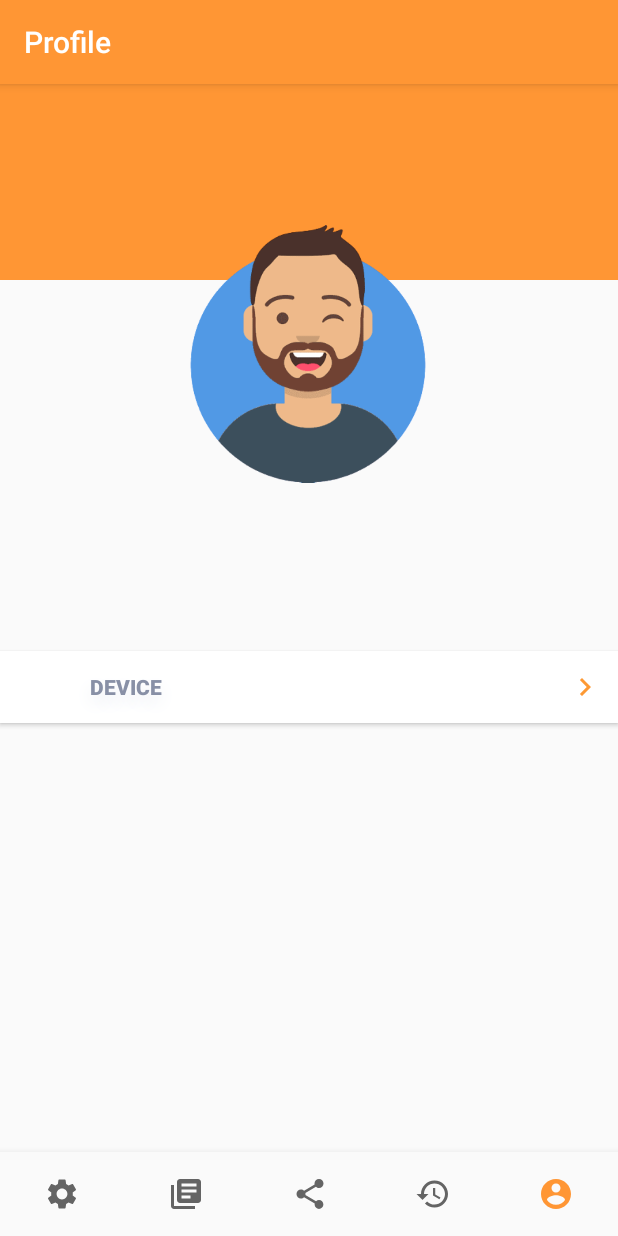
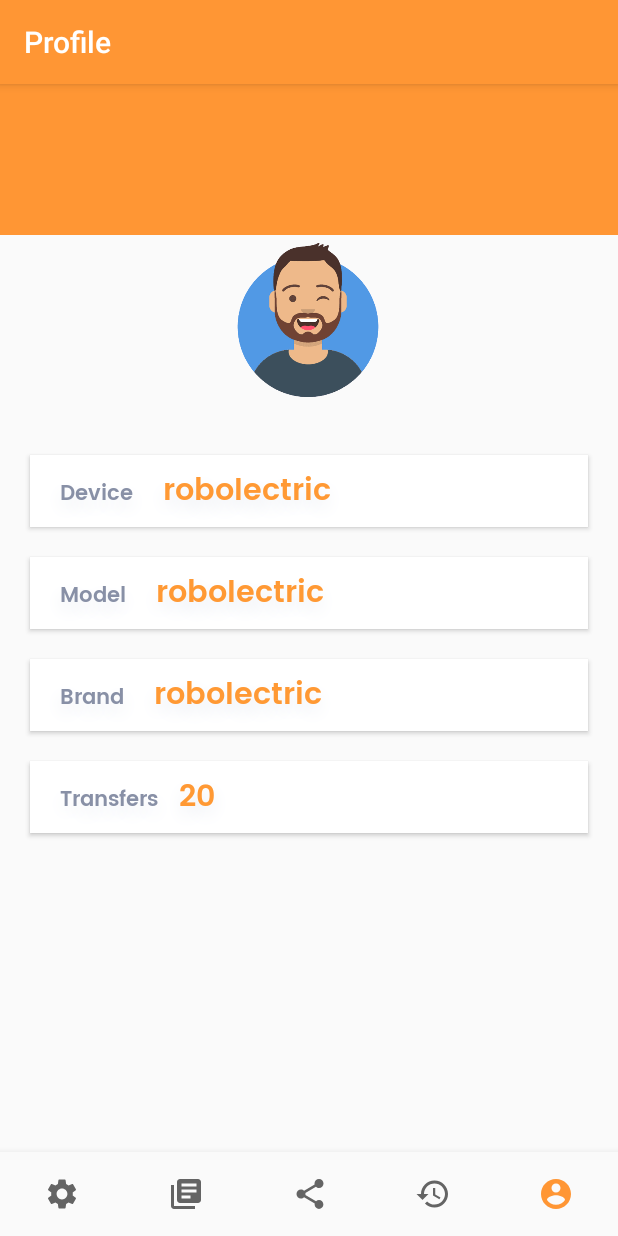
Before and after one commit to Tarlochan5268/INShareApp, an Android app: the ProfileFragment screen opened through its navigation route, on a phone screen of 412 x 824 dp. Run offline under Robolectric (Android 15) with nearby library versions, the light colour scheme and no system bars; our stand-ins replace navigation-ui.

Commit message:
profile screen code added .. Profile screen working

```diff
--- a/app/src/main/java/com/tarlochan/inshareapp/ui/dashboard/DashboardViewModel.kt
+++ b/app/src/main/java/com/tarlochan/inshareapp/ui/dashboard/DashboardViewModel.kt
@@ -7,7 +7,7 @@ import androidx.lifecycle.ViewModel
 class DashboardViewModel : ViewModel() {
 
     private val _text = MutableLiveData<String>().apply {
-        value = "This is dashboard Fragment"
+        value = "This is Dashboard"
     }
     val text: LiveData<String> = _text
 }
--- a/app/src/main/java/com/tarlochan/inshareapp/ui/profile/ProfileFragment.kt
+++ b/app/src/main/java/com/tarlochan/inshareapp/ui/profile/ProfileFragment.kt
@@ -1,9 +1,17 @@
 package com.tarlochan.inshareapp.ui.profile
 
+import android.graphics.Color
 import android.os.Bundle
+import android.text.Spannable
+import android.text.SpannableString
+import android.text.Spanned
+import android.text.style.AbsoluteSizeSpan
+import android.text.style.ForegroundColorSpan
+import android.util.Log
 import android.view.LayoutInflater
 import android.view.View
 import android.view.ViewGroup
+import android.widget.Button
 import android.widget.TextView
 import androidx.fragment.app.Fragment
 import androidx.lifecycle.Observer
@@ -11,17 +19,37 @@ import androidx.lifecycle.ViewModelProviders
 import com.tarlochan.inshareapp.R
 
 class ProfileFragment : Fragment() {
-
-    private lateinit var profileViewModel: ProfileViewModel
-
     override fun onCreateView(
             inflater: LayoutInflater,
             container: ViewGroup?,
             savedInstanceState: Bundle?
     ): View? {
-        profileViewModel =
-                ViewModelProviders.of(this).get(ProfileViewModel::class.java)
         val root = inflater.inflate(R.layout.fragment_profile, container, false)
+
+        val btnDevice: Button = root.findViewById(R.id.btnDevice)
+        val deviceSpannableText = SpannableString("Device     "+android.os.Build.DEVICE)
+        deviceSpannableText.setSpan(ForegroundColorSpan(Color.rgb(255,153,52)), 11, deviceSpannableText.length, Spannable.SPAN_INCLUSIVE_INCLUSIVE)
+        deviceSpannableText.setSpan(AbsoluteSizeSpan(20, true), 11, deviceSpannableText.length, Spanned.SPAN_INCLUSIVE_INCLUSIVE)
+        btnDevice.setText(deviceSpannableText)
+
+        val btnModel: Button = root.findViewById(R.id.btnModel)
+        val modelSpannableText = SpannableString("Model     "+android.os.Build.MODEL)
+        modelSpannableText.setSpan(ForegroundColorSpan(Color.rgb(255,153,52)), 10, modelSpannableText.length, Spannable.SPAN_INCLUSIVE_INCLUSIVE)
+        modelSpannableText.setSpan(AbsoluteSizeSpan(20, true), 10, modelSpannableText.length, Spannable.SPAN_INCLUSIVE_INCLUSIVE)
+        btnModel.setText(modelSpannableText)
+
+        val btnBrand: Button = root.findViewById(R.id.btnBrand)
+        val brandSpannableText = SpannableString("Brand     "+android.os.Build.BRAND)
+        brandSpannableText.setSpan(ForegroundColorSpan(Color.rgb(255,153,52)), 10, brandSpannableText.length, Spannable.SPAN_INCLUSIVE_INCLUSIVE)
+        brandSpannableText.setSpan(AbsoluteSizeSpan(20, true), 10, brandSpannableText.length, Spannable.SPAN_INCLUSIVE_INCLUSIVE)
+        btnBrand.setText(brandSpannableText)
+
+        val btnTranfer: Button = root.findViewById(R.id.btnTransfer)
+        val transferSpannableText = SpannableString("Transfers   20")
+        transferSpannableText.setSpan(ForegroundColorSpan(Color.rgb(255,153,52)), 11, transferSpannableText.length, Spannable.SPAN_INCLUSIVE_INCLUSIVE)
+        transferSpannableText.setSpan(AbsoluteSizeSpan(20, true), 11, transferSpannableText.length, Spannable.SPAN_INCLUSIVE_INCLUSIVE)
+        btnTranfer.setText(transferSpannableText)
+
 
         return root
     }
--- a/app/src/main/java/com/tarlochan/inshareapp/ui/profile/ProfileViewModel.kt
+++ /dev/null
@@ -1,13 +0,0 @@
-package com.tarlochan.inshareapp.ui.profile
-
-import androidx.lifecycle.LiveData
-import androidx.lifecycle.MutableLiveData
-import androidx.lifecycle.ViewModel
-
-class ProfileViewModel : ViewModel() {
-
-    private val _text = MutableLiveData<String>().apply {
-        value = "This is notifications Fragment"
-    }
-    val text: LiveData<String> = _text
-}
--- a/app/src/main/res/layout/fragment_profile.xml
+++ b/app/src/main/res/layout/fragment_profile.xml
@@ -10,7 +10,7 @@
     <TextView
         android:id="@+id/topbackground"
         android:layout_width="match_parent"
-        android:layout_height="180dp"
+        android:layout_height="150dp"
         android:layout_marginTop="-50dp"
         android:background="@color/colorPrimary"
         app:layout_constraintBottom_toBottomOf="parent"
@@ -22,14 +22,14 @@
 
     <ImageView
         android:id="@+id/imageView2"
-        android:layout_width="300dp"
-        android:layout_height="300dp"
+        android:layout_width="180dp"
+        android:layout_height="180dp"
         app:layout_constraintBottom_toBottomOf="parent"
         app:layout_constraintEnd_toEndOf="parent"
-        app:layout_constraintHorizontal_bias="0.495"
+        app:layout_constraintHorizontal_bias="0.497"
         app:layout_constraintStart_toStartOf="parent"
         app:layout_constraintTop_toTopOf="parent"
-        app:layout_constraintVertical_bias="0.064"
+        app:layout_constraintVertical_bias="0.114"
         app:srcCompat="@drawable/smile"
         tools:src="@drawable/smile" />
 
@@ -37,24 +37,103 @@
         android:id="@+id/btnDevice"
         android:layout_width="match_parent"
         android:layout_height="wrap_content"
-        android:layout_marginTop="27dp"
+        android:layout_marginLeft="20dp"
+        android:paddingLeft="20dp"
+        android:layout_marginRight="20dp"
         android:layout_marginBottom="315dp"
         android:background="#FFFFFF"
-        android:drawableEnd="@drawable/ic_rightarrow"
         android:elevation="30dp"
-        android:paddingLeft="60dp"
-        android:paddingEnd="10dp"
+        android:fontFamily="@font/poppins_semibold"
         android:shadowColor="#E7EAF0"
         android:shadowDy="8"
         android:shadowRadius="15"
         android:text="Device"
         android:textAlignment="textStart"
+        android:textAllCaps="false"
+        android:textColor="#8890A6"
+        android:textStyle="bold"
+        app:layout_constraintBottom_toBottomOf="parent"
+        app:layout_constraintEnd_toEndOf="parent"
+        app:layout_constraintStart_toStartOf="parent"
+        app:layout_constraintTop_toBottomOf="@+id/imageView2"
+        app:layout_constraintVertical_bias="0.0" />
+
+    <Button
+        android:id="@+id/btnModel"
+        android:layout_width="match_parent"
+        android:layout_height="wrap_content"
+        android:layout_marginStart="20dp"
+        android:paddingLeft="20dp"
+        android:layout_marginTop="20dp"
+        android:layout_marginEnd="20dp"
+        android:background="#FFFFFF"
+        android:elevation="30dp"
+        android:fontFamily="@font/poppins_semibold"
+        android:shadowColor="#E7EAF0"
+        android:shadowDy="8"
+        android:shadowRadius="15"
+        android:text="Model"
+
+        android:textAlignment="textStart"
+        android:textAllCaps="false"
         android:textColor="#8890A6"
         android:textStyle="bold"
         app:layout_constraintBottom_toBottomOf="parent"
         app:layout_constraintEnd_toEndOf="parent"
         app:layout_constraintHorizontal_bias="0.0"
         app:layout_constraintStart_toStartOf="parent"
-        app:layout_constraintTop_toBottomOf="@+id/imageView2"
-        app:layout_constraintVertical_bias="0.431" />
+        app:layout_constraintTop_toBottomOf="@+id/btnDevice"
+        app:layout_constraintVertical_bias="0.0" />
+
+    <Button
+        android:id="@+id/btnBrand"
+        android:layout_width="match_parent"
+        android:layout_height="wrap_content"
+        android:layout_marginStart="20dp"
+        android:layout_marginTop="20dp"
+        android:layout_marginEnd="20dp"
+        android:background="#FFFFFF"
+        android:paddingLeft="20dp"
+        android:elevation="30dp"
+        android:fontFamily="@font/poppins_semibold"
+        android:shadowColor="#E7EAF0"
+        android:shadowDy="8"
+        android:shadowRadius="15"
+        android:text="Brand"
+        android:textAlignment="textStart"
+        android:textAllCaps="false"
+        android:textColor="#8890A6"
+        android:textStyle="bold"
+        app:layout_constraintBottom_toBottomOf="parent"
+        app:layout_constraintEnd_toEndOf="parent"
+        app:layout_constraintHorizontal_bias="1.0"
+        app:layout_constraintStart_toStartOf="parent"
+        app:layout_constraintTop_toBottomOf="@+id/btnModel"
+        app:layout_constraintVertical_bias="0.0" />
+
+    <Button
+        android:id="@+id/btnTransfer"
+        android:layout_width="match_parent"
+        android:layout_height="wrap_content"
+        android:layout_marginStart="20dp"
+        android:layout_marginTop="20dp"
+        android:layout_marginEnd="20dp"
+        android:background="#FFFFFF"
+        android:elevation="30dp"
+        android:fontFamily="@font/poppins_semibold"
+        android:paddingLeft="20dp"
+        android:shadowColor="#E7EAF0"
+        android:shadowDy="8"
+        android:shadowRadius="15"
+        android:text="Transfers"
+        android:textAlignment="textStart"
+        android:textAllCaps="false"
+        android:textColor="#8890A6"
+        android:textStyle="bold"
+        app:layout_constraintBottom_toBottomOf="parent"
+        app:layout_constraintEnd_toEndOf="parent"
+        app:layout_constraintHorizontal_bias="0.0"
+        app:layout_constraintStart_toStartOf="parent"
+        app:layout_constraintTop_toBottomOf="@+id/btnBrand"
+        app:layout_constraintVertical_bias="0.0" />
 </androidx.constraintlayout.widget.ConstraintLayout>
--- a/app/src/main/res/layout/fragment_setting.xml
+++ b/app/src/main/res/layout/fragment_setting.xml
@@ -11,6 +11,8 @@
     android:layout_width="match_parent"
     android:layout_height="wrap_content"
     android:layout_marginTop="40dp"
+        android:fontFamily="@font/poppins_semibold"
+        android:textAllCaps="false"
     android:layout_marginStart="20dp"
     android:layout_marginEnd="20dp"
     android:background="#FFFFFF"
@@ -36,6 +38,7 @@
         android:id="@+id/btnExit"
         android:layout_width="match_parent"
         android:layout_height="wrap_content"
+        android:fontFamily="@font/poppins_semibold"
         android:layout_marginStart="20dp"
         android:layout_marginTop="60dp"
         android:layout_marginEnd="20dp"
@@ -44,6 +47,7 @@
         android:elevation="30dp"
         android:paddingLeft="60dp"
         android:paddingEnd="10dp"
+        android:textAllCaps="false"
         android:shadowColor="#E7EAF0"
         android:shadowDy="8"
         android:shadowRadius="15"
```
Also changed, not shown: app/src/main/res/font/poppins_semibold.ttf (added).
